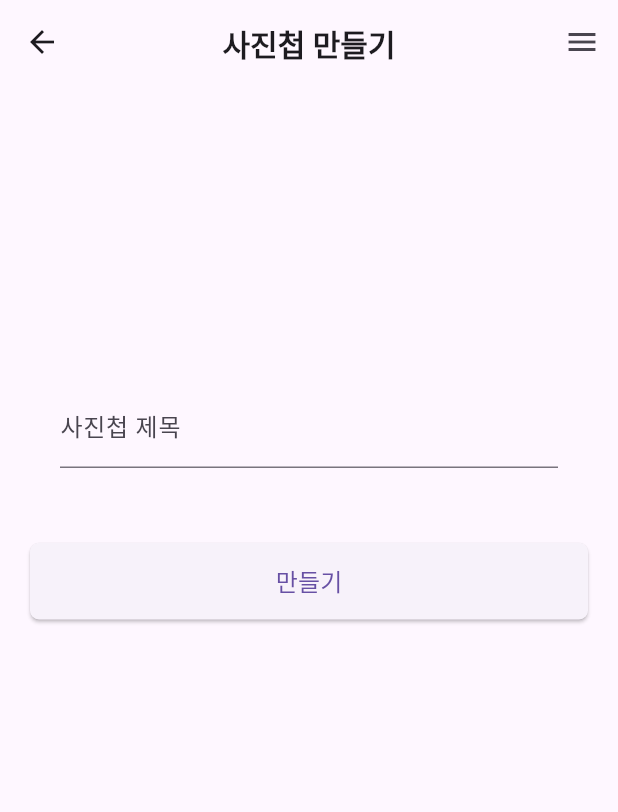
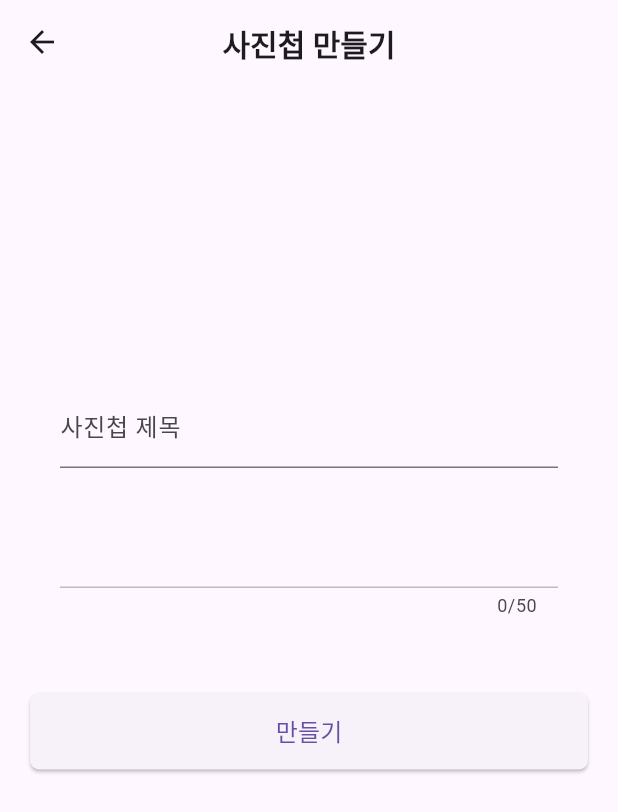
Before and after one commit to Si-Hyeak-KANG/SHARED_ALBUM_APP, a Flutter app: the screen it shows after launch, scrolled down 168 dp, after a tap on "사진첩 만들기", on a phone screen of 412 x 824 dp. Shown: the top 812 px of the screen. Run offline on Flutter 3.47's test engine with Material 3 defaults, Android fonts, the phone set to English and light mode, and no system bars.

Commit message:
추가 설정

```diff
--- a/lib/screens/photos/enter_other_album_num_screen.dart
+++ b/lib/screens/photos/enter_other_album_num_screen.dart
@@ -9,7 +9,7 @@ class EnterOtherAlbumNumScreen extends StatelessWidget {
     return Scaffold(
       appBar: CommonAppBarWithTitle(
         titleText: "사진 찍어주기",
-        isActions: true,
+        isActions: false,
       ),
       body: Padding(
         padding: const EdgeInsets.symmetric(horizontal: 16.0),
--- a/lib/screens/photos/make_new_album_screen.dart
+++ b/lib/screens/photos/make_new_album_screen.dart
@@ -29,7 +29,7 @@ class _MakeNewAlbumScreenState extends State<MakeNewAlbumScreen> {
     return Scaffold(
       appBar: CommonAppBarWithTitle(
         titleText: "사진첩 만들기",
-        isActions: true,
+        isActions: false,
       ),
       body: Padding(
         padding: const EdgeInsets.symmetric(horizontal: 20.0),
@@ -39,7 +39,9 @@ class _MakeNewAlbumScreenState extends State<MakeNewAlbumScreen> {
             const SizedBox(height: 200),
             Padding(
               padding: const EdgeInsets.symmetric(horizontal: 20.0),
-              child: Center(
+              child: Column(
+                children: [
+                  Center(
                     child: SizedBox(
                       child: TextFormField(
                         controller: _albumTitleController,
@@ -47,6 +49,35 @@ class _MakeNewAlbumScreenState extends State<MakeNewAlbumScreen> {
                         textInputAction: TextInputAction.next,
                       ),
                     ),
+                  ),
+                  const SizedBox(height: 20),
+                  Center(
+                    child: SizedBox(
+                      child: TextField(
+                        decoration: InputDecoration(
+                          filled: false,
+                          enabledBorder: UnderlineInputBorder(
+                            borderSide:
+                            BorderSide(color: Colors.grey.shade400, width: 1.0),
+                          ),
+                          focusedBorder: UnderlineInputBorder(
+                            borderSide: BorderSide(color: Colors.blue, width: 2.0),
+                          ),
+                          contentPadding: const EdgeInsets.symmetric(
+                            vertical: 18,
+                            horizontal: 14,
+                          ),
+                          hintStyle: TextStyle(
+                            color: Colors.grey[600],
+                          ),
+                        ),
+                        keyboardType: TextInputType.text,
+                        maxLength: 50,
+                        textAlign: TextAlign.center,
+                      ),
+                    ),
+                  ),
+                ],
               ),
             ),
             const SizedBox(
--- a/lib/screens/photos/photo_album_list_screen.dart
+++ b/lib/screens/photos/photo_album_list_screen.dart
@@ -41,6 +41,18 @@ class _PhotoAlbumListScreen extends State<PhotoAlbumListScreen> {
             ),
           ),
           centerTitle: false,
+          actions: [
+            Padding(
+              padding: const EdgeInsets.only(top: 10.0, right: 10.0),
+              child: IconButton(
+                onPressed: () {
+                  debugPrint('알림 버튼 눌림!'); // 다른 사용자가 내 사진첩에 사진을 기록했을 때 알림
+                },
+                icon: const Icon(Icons.notifications_none, size: 32.0,),
+                // icon: const Icon(Icons.notifications, size:30.0, color: Colors.yellow), // 꽉 찬 종 모양 아이콘!
+              ),
+            ),
+          ],
         ),
       ),
       body: Column(
@@ -98,6 +110,8 @@ class _PhotoAlbumListScreen extends State<PhotoAlbumListScreen> {
           ),
 
           SizedBox(height: 20),
+
+          // TODO 앨범 우측 상단 Pined 기능 구현
           Expanded(
             child: Padding(
               padding: const EdgeInsets.symmetric(horizontal: 16),
@@ -162,10 +176,19 @@ class _PhotoAlbumListScreen extends State<PhotoAlbumListScreen> {
                           ),
                           Padding(
                             padding: const EdgeInsets.all(8.0),
-                            child: Text(
-                              albumTitles[index],
-                              style: const TextStyle(fontSize: 16),
-                              textAlign: TextAlign.center,
+                            child: Column(
+                              children: [
+                                Text(
+                                  albumTitles[index],
+                                  style: const TextStyle(fontSize: 16),
+                                  textAlign: TextAlign.center,
+                                ),
+                                Text(
+                                  '2024.01 ~ 2025.05', // 앨범 생성 일자 ~ 마지막 사진 업데이트 일자
+                                  style: TextStyle(fontSize: 14, color: Colors.grey[600]),
+                                  textAlign: TextAlign.center,
+                                ),
+                              ],
                             ),
                           ),
                         ],
--- a/lib/widgets/common_app_bar_with_title.dart
+++ b/lib/widgets/common_app_bar_with_title.dart
@@ -22,20 +22,11 @@ class CommonAppBarWithTitle extends StatelessWidget
         ),
       ),
       centerTitle: true,
-      actions: isActions
-          ? [
-              IconButton(
-                icon: const Icon(Icons.menu), // 설정 아이콘! ⚙️
-                onPressed: () {
-                  print('설정 버튼 눌림!');
-                },
-              ),
-            ]
-          : null,
+      actions: isActions ? [] : null, // TODO 검색, 알림
     );
   }
 
   @override
   Size get preferredSize =>
-      const Size.fromHeight(kToolbarHeight); // AppBar의 기본 높이!
+      const Size.fromHeight(kToolbarHeight); // AppBar 기본 높이
 }
```
Also changed, not shown: lib/screens/photos/photo_album_screen.dart (+51 -7 lines), 1 other file. Lines whose indentation alone changed are shown as unchanged.
